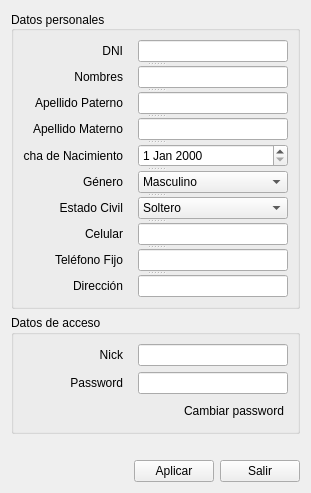
Above: ManagerM/ui_edit_personalinformation.ui from janfranco27/TheProyect before the change. Below: the same form after it.
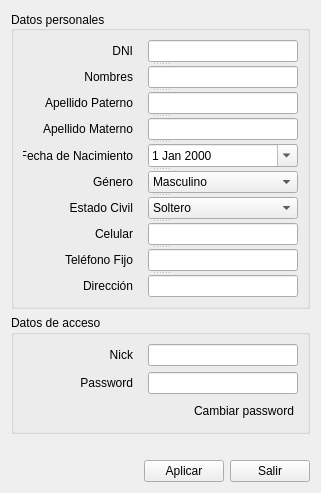
That is the form after the change. Icons and pictures are not drawn.

The edit to the form file:
```diff
--- a/ManagerM/ui_edit_personalinformation.ui
+++ b/ManagerM/ui_edit_personalinformation.ui
@@ -6,8 +6,8 @@
    <rect>
     <x>0</x>
     <y>0</y>
-    <width>305</width>
-    <height>466</height>
+    <width>315</width>
+    <height>492</height>
    </rect>
   </property>
   <property name="font">
@@ -49,7 +49,7 @@
         <property name="orientation">
          <enum>Qt::Vertical</enum>
         </property>
-        <widget class="QWidget" name="">
+        <widget class="QWidget" name="layoutWidget">
          <layout class="QHBoxLayout" name="horizontalLayout_3">
           <property name="spacing">
            <number>15</number>
@@ -58,13 +58,13 @@
            <widget class="QLabel" name="label_20">
             <property name="minimumSize">
              <size>
-              <width>100</width>
+              <width>110</width>
               <height>0</height>
              </size>
             </property>
             <property name="maximumSize">
              <size>
-              <width>100</width>
+              <width>111005</width>
               <height>16777215</height>
              </size>
             </property>
@@ -103,7 +103,7 @@
           </item>
          </layout>
         </widget>
-        <widget class="QWidget" name="">
+        <widget class="QWidget" name="layoutWidget">
          <layout class="QHBoxLayout" name="horizontalLayout_4">
           <property name="spacing">
            <number>15</number>
@@ -112,13 +112,13 @@
            <widget class="QLabel" name="label_22">
             <property name="minimumSize">
              <size>
-              <width>100</width>
+              <width>110</width>
               <height>0</height>
              </size>
             </property>
             <property name="maximumSize">
              <size>
-              <width>100</width>
+              <width>111005</width>
               <height>16777215</height>
              </size>
             </property>
@@ -151,7 +151,7 @@
           </item>
          </layout>
         </widget>
-        <widget class="QWidget" name="">
+        <widget class="QWidget" name="layoutWidget">
          <layout class="QHBoxLayout" name="horizontalLayout_5">
           <property name="spacing">
            <number>15</number>
@@ -160,13 +160,13 @@
            <widget class="QLabel" name="label_18">
             <property name="minimumSize">
              <size>
-              <width>100</width>
+              <width>110</width>
               <height>0</height>
              </size>
             </property>
             <property name="maximumSize">
              <size>
-              <width>100</width>
+              <width>111005</width>
               <height>16777215</height>
              </size>
             </property>
@@ -199,7 +199,7 @@
           </item>
          </layout>
         </widget>
-        <widget class="QWidget" name="">
+        <widget class="QWidget" name="layoutWidget">
          <layout class="QHBoxLayout" name="horizontalLayout_6">
           <property name="spacing">
            <number>15</number>
@@ -208,13 +208,13 @@
            <widget class="QLabel" name="label_25">
             <property name="minimumSize">
              <size>
-              <width>100</width>
+              <width>110</width>
               <height>0</height>
              </size>
             </property>
             <property name="maximumSize">
              <size>
-              <width>100</width>
+              <width>111005</width>
               <height>16777215</height>
              </size>
             </property>
@@ -247,7 +247,7 @@
           </item>
          </layout>
         </widget>
-        <widget class="QWidget" name="">
+        <widget class="QWidget" name="layoutWidget">
          <layout class="QHBoxLayout" name="horizontalLayout_7">
           <property name="spacing">
            <number>15</number>
@@ -256,13 +256,13 @@
            <widget class="QLabel" name="label_24">
             <property name="minimumSize">
              <size>
-              <width>100</width>
+              <width>110</width>
               <height>0</height>
              </size>
             </property>
             <property name="maximumSize">
              <size>
-              <width>100</width>
+              <width>111005</width>
               <height>16777215</height>
              </size>
             </property>
@@ -288,11 +288,14 @@
               <height>16777215</height>
              </size>
             </property>
+            <property name="calendarPopup">
+             <bool>true</bool>
+            </property>
            </widget>
           </item>
          </layout>
         </widget>
-        <widget class="QWidget" name="">
+        <widget class="QWidget" name="layoutWidget">
          <layout class="QHBoxLayout" name="horizontalLayout_8">
           <property name="spacing">
            <number>15</number>
@@ -301,13 +304,13 @@
            <widget class="QLabel" name="label_27">
             <property name="minimumSize">
              <size>
-              <width>100</width>
+              <width>110</width>
               <height>0</height>
              </size>
             </property>
             <property name="maximumSize">
              <size>
-              <width>100</width>
+              <width>111005</width>
               <height>16777215</height>
              </size>
             </property>
@@ -347,7 +350,7 @@
           </item>
          </layout>
         </widget>
-        <widget class="QWidget" name="">
+        <widget class="QWidget" name="layoutWidget">
          <layout class="QHBoxLayout" name="horizontalLayout_9">
           <property name="spacing">
            <number>15</number>
@@ -356,13 +359,13 @@
            <widget class="QLabel" name="label_21">
             <property name="minimumSize">
              <size>
-              <width>100</width>
+              <width>110</width>
               <height>0</height>
              </size>
             </property>
             <property name="maximumSize">
              <size>
-              <width>100</width>
+              <width>111005</width>
               <height>16777215</height>
              </size>
             </property>
@@ -412,7 +415,7 @@
           </item>
          </layout>
         </widget>
-        <widget class="QWidget" name="">
+        <widget class="QWidget" name="layoutWidget">
          <layout class="QHBoxLayout" name="horizontalLayout_10">
           <property name="spacing">
            <number>15</number>
@@ -421,13 +424,13 @@
            <widget class="QLabel" name="label_15">
             <property name="minimumSize">
              <size>
-              <width>100</width>
+              <width>110</width>
               <height>0</height>
              </size>
             </property>
             <property name="maximumSize">
              <size>
-              <width>100</width>
+              <width>111005</width>
               <height>16777215</height>
              </size>
             </property>
@@ -466,7 +469,7 @@
           </item>
          </layout>
         </widget>
-        <widget class="QWidget" name="">
+        <widget class="QWidget" name="layoutWidget">
          <layout class="QHBoxLayout" name="horizontalLayout_11">
           <property name="spacing">
            <number>15</number>
@@ -475,13 +478,13 @@
            <widget class="QLabel" name="label_14">
             <property name="minimumSize">
              <size>
-              <width>100</width>
+              <width>110</width>
               <height>0</height>
              </size>
             </property>
             <property name="maximumSize">
              <size>
-              <width>100</width>
+              <width>111005</width>
               <height>16777215</height>
              </size>
             </property>
@@ -520,7 +523,7 @@
           </item>
          </layout>
         </widget>
-        <widget class="QWidget" name="">
+        <widget class="QWidget" name="layoutWidget">
          <layout class="QHBoxLayout" name="horizontalLayout_12">
           <property name="spacing">
            <number>15</number>
@@ -529,13 +532,13 @@
            <widget class="QLabel" name="label_23">
             <property name="minimumSize">
              <size>
-              <width>100</width>
+              <width>110</width>
               <height>0</height>
              </size>
             </property>
             <property name="maximumSize">
              <size>
-              <width>100</width>
+              <width>111005</width>
               <height>16777215</height>
              </size>
             </property>
@@ -588,13 +591,13 @@
          <widget class="QLabel" name="label_6">
           <property name="minimumSize">
            <size>
-            <width>100</width>
+            <width>110</width>
             <height>0</height>
            </size>
           </property>
           <property name="maximumSize">
            <size>
-            <width>100</width>
+            <width>111005</width>
             <height>16777215</height>
            </size>
           </property>
@@ -633,13 +636,13 @@
          <widget class="QLabel" name="label_8">
           <property name="minimumSize">
            <size>
-            <width>100</width>
+            <width>110</width>
             <height>0</height>
            </size>
           </property>
           <property name="maximumSize">
            <size>
-            <width>100</width>
+            <width>111005</width>
             <height>16777215</height>
            </size>
           </property>
```
Left out of the diff: 29 changed lines with no effect on the pictures.
